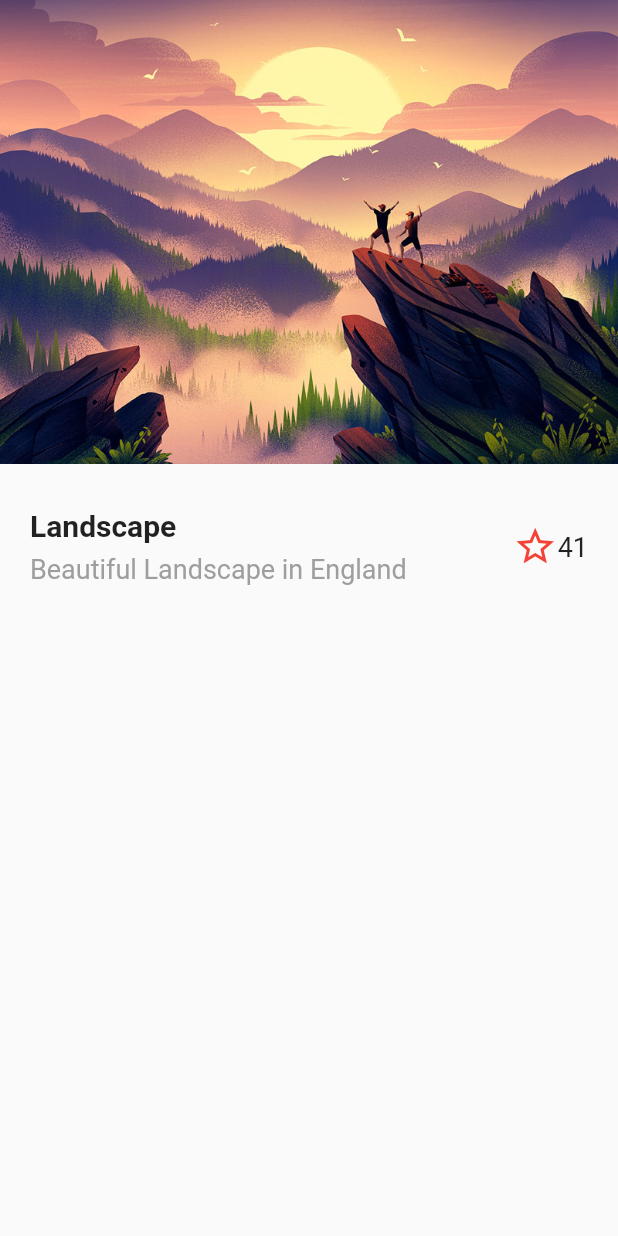
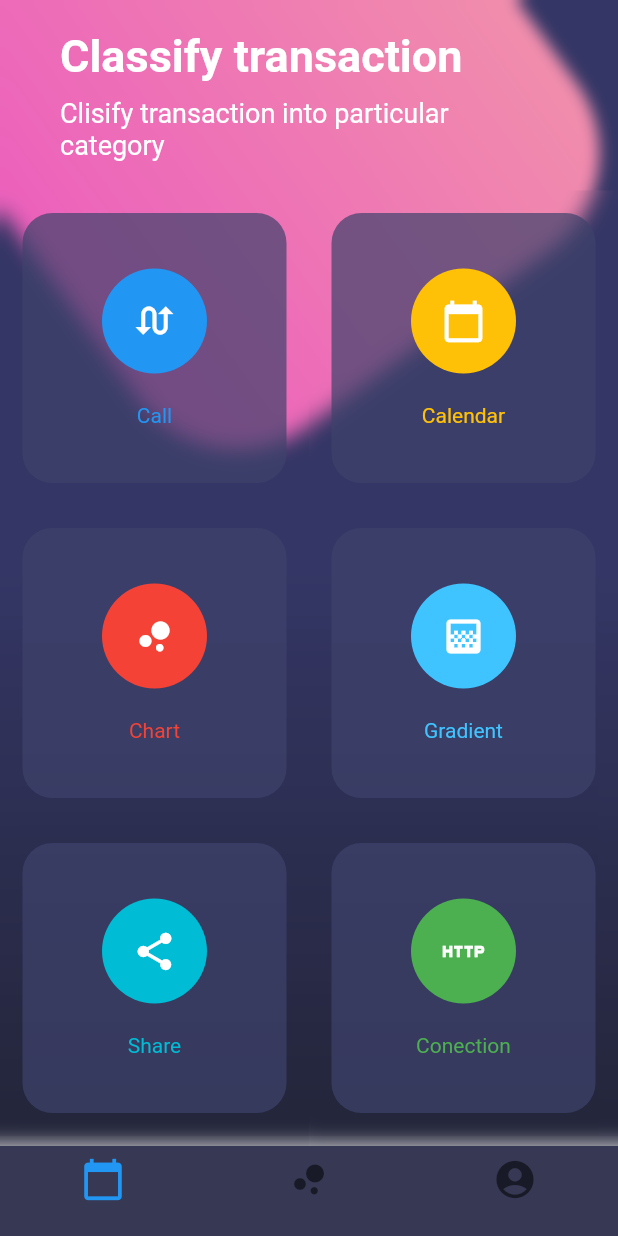
Before and after one commit to julianfrancodev/flutter-complex-mockups, a Flutter app: the screen it shows after launch, on a phone screen of 412 x 824 dp. Run offline on Flutter 3.47's test engine with Material 2 defaults, Android fonts, the phone set to English and light mode, and no system bars.

Commit message:
feat: final commit desings

```diff
--- a/lib/main.dart
+++ b/lib/main.dart
@@ -5,7 +5,7 @@ import 'package:flutter_designs/src/routes/routes.dart';
 void main(){
   runApp(MaterialApp(
     debugShowCheckedModeBanner: false,
-    initialRoute: '/',
+    initialRoute: '/buttons',
     routes: routes,
   ));
 }
--- /dev/null
+++ b/lib/src/pages/buttons_page.dart
@@ -0,0 +1,174 @@
+import 'dart:math';
+import 'dart:ui';
+
+import 'package:flutter/material.dart';
+
+class ButtonsPage extends StatelessWidget {
+  @override
+  Widget build(BuildContext context) {
+    return Scaffold(
+      body: Stack(
+        children: <Widget>[
+          _backgroundApp(),
+          BackdropFilter(
+            filter: ImageFilter.blur(sigmaX: 5, sigmaY: 5),
+            child: SingleChildScrollView(
+              child: Column(
+                children: <Widget>[
+                  _renderTitles(),
+                  _renderRoundedButtons(),
+                ],
+              ),
+            ),
+          )
+        ],
+      ),
+      bottomNavigationBar: _bottomNavigationBar(context),
+    );
+  }
+
+  Widget _backgroundApp() {
+    final gradient = Container(
+      width: double.infinity,
+      height: double.infinity,
+      decoration: BoxDecoration(
+          gradient: LinearGradient(
+              begin: FractionalOffset(0.0, 0.5),
+              end: FractionalOffset(0.0, 1.0),
+              colors: [
+            Color.fromRGBO(52, 54, 101, 1),
+            Color.fromRGBO(35, 37, 57, 1)
+          ])),
+    );
+
+    final pinkBox = Transform.rotate(
+      angle: -pi / 5,
+      child: Container(
+        height: 360,
+        width: 360,
+        decoration: BoxDecoration(
+            borderRadius: BorderRadius.circular(80),
+            gradient: LinearGradient(colors: [
+              Color.fromRGBO(236, 96, 188, 1),
+              Color.fromRGBO(241, 142, 172, 1)
+            ])),
+      ),
+    );
+
+    return Stack(
+      children: <Widget>[gradient, Positioned(top: -100, child: pinkBox)],
+    );
+  }
+
+  Widget _renderTitles() {
+    return SafeArea(
+      child: Container(
+        padding: EdgeInsets.symmetric(vertical: 20, horizontal: 40),
+        child: Column(
+          crossAxisAlignment: CrossAxisAlignment.start,
+          children: <Widget>[
+            Text(
+              'Classify transaction',
+              style: TextStyle(
+                  color: Colors.white,
+                  fontSize: 30,
+                  fontWeight: FontWeight.bold),
+            ),
+            SizedBox(
+              height: 10,
+            ),
+            Text('Clisify transaction into particular category',
+                style: TextStyle(
+                  color: Colors.white,
+                  fontSize: 18,
+                ))
+          ],
+        ),
+      ),
+    );
+  }
+
+  Widget _bottomNavigationBar(BuildContext context) {
+    return new Theme(
+      data: Theme.of(context).copyWith(
+        canvasColor: Color.fromRGBO(55, 57, 84, 1),
+        primaryColor: Colors.pinkAccent,
+        textTheme: Theme.of(context).textTheme.copyWith(caption: TextStyle(color: Color.fromRGBO(116, 117, 152, 1)))
+      ),
+      child: BottomNavigationBar(
+        items: <BottomNavigationBarItem>[
+          BottomNavigationBarItem(
+            icon: Icon(Icons.calendar_today, size: 30,),
+            title: Container()
+          ),
+          BottomNavigationBarItem(
+              icon: Icon(Icons.bubble_chart, size: 30,),
+              title: Container()
+          ),
+          BottomNavigationBarItem(
+              icon: Icon(Icons.account_circle, size: 30,),
+              title: Container()
+          ),
+        ],
+      ),
+    );
+  }
+
+  Widget _renderRoundedButtons(){
+    return Table(
+      children: <TableRow>[
+        TableRow(
+          children: <Widget>[
+            _renderRoundedButton(Colors.blue,Icons.swap_calls,'Call'),
+            _renderRoundedButton(Colors.amber,Icons.calendar_today,'Calendar'),
+          ]
+        ),
+        TableRow(
+            children: <Widget>[
+              _renderRoundedButton(Colors.red,Icons.bubble_chart,'Chart'),
+              _renderRoundedButton(Colors.lightBlueAccent,Icons.gradient,'Gradient'),
+            ]
+        ),
+        TableRow(
+            children: <Widget>[
+              _renderRoundedButton(Colors.cyan,Icons.share,'Share'),
+              _renderRoundedButton(Colors.green,Icons.http,'Conection'),
+            ]
+        ), TableRow(
+            children: <Widget>[
+              _renderRoundedButton(Colors.purpleAccent,Icons.multiline_chart,'Multiline'),
+              _renderRoundedButton(Colors.blueAccent,Icons.star_border,'Start'),
+            ]
+        )
+      ],
+    );
+  }
+
+  Widget _renderRoundedButton(Color color, IconData iconData, String title){
+    return ClipRRect(
+      child: BackdropFilter(
+        filter: ImageFilter.blur(sigmaX: 5, sigmaY: 5),
+        child: Container(
+          height: 180,
+          margin: EdgeInsets.all(15),
+          decoration: BoxDecoration(
+            color: Color.fromRGBO(62, 66, 107, 0.7),
+            borderRadius: BorderRadius.circular(20)
+          ),
+          child: Column(
+            mainAxisAlignment: MainAxisAlignment.center,
+            children: <Widget>[
+              CircleAvatar(
+                radius: 35,
+                backgroundColor: color,
+                child: Icon(iconData, color: Colors.white,size: 30,),
+              ),
+              SizedBox(height: 20,),
+              Text(title, style: TextStyle(color: color),)
+            ],
+          ),
+        ),
+      ),
+    );
+  }
+}
```
Also changed, not shown: lib/src/pages/basic_page.dart (+87 -13 lines), lib/src/pages/scroll_page.dart (added, +90 -0 lines), lib/src/routes/routes.dart (+7 -1 lines), assets/images/scroll-1.png (added).
